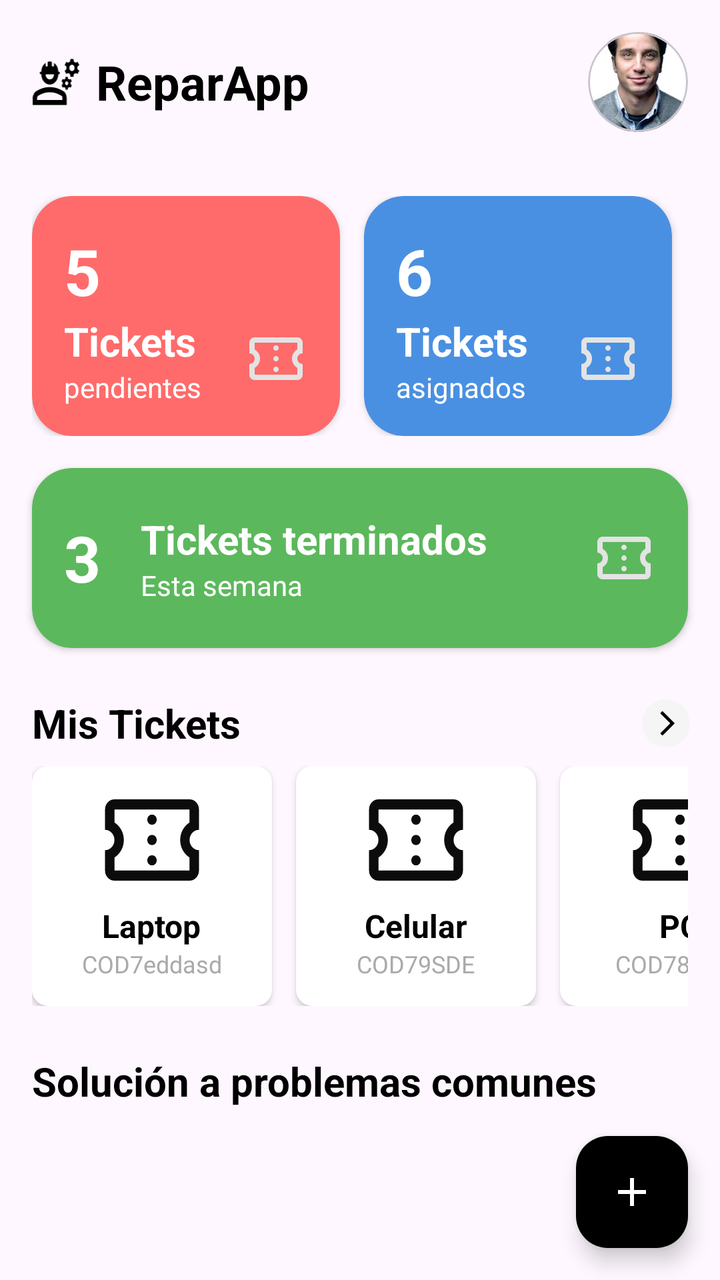
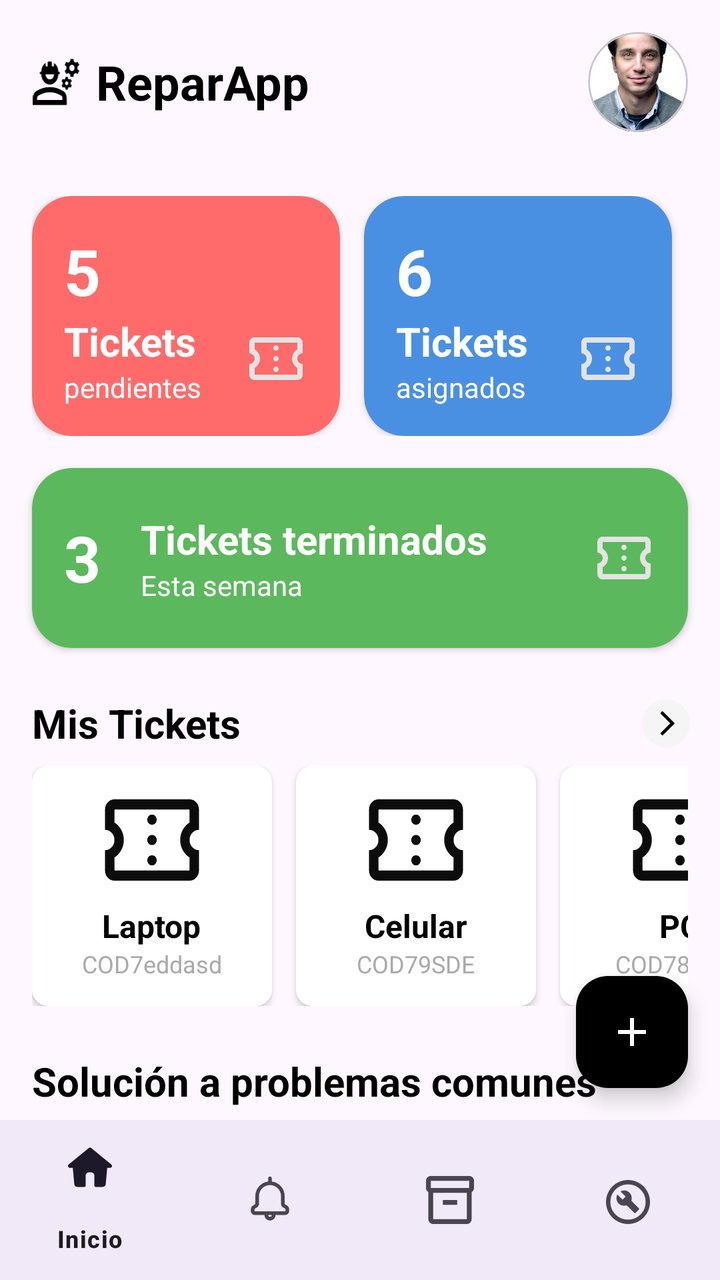

Two renders of the same Android screen: before a commit and after it. Below are the layout's source before the change and the commit's diff.
<!-- AndroidManifest.xml: application theme Theme.ReparApp -->
<!-- res/layout/fragment_home_technical.xml -->
<?xml version="1.0" encoding="utf-8"?>
<androidx.constraintlayout.widget.ConstraintLayout xmlns:android="http://schemas.android.com/apk/res/android"
    android:layout_width="match_parent"
    android:layout_height="match_parent"
    xmlns:app="http://schemas.android.com/apk/res-auto"
    xmlns:tools="http://schemas.android.com/tools">

    <LinearLayout
        android:id="@+id/headerLayout"
        android:layout_width="0dp"
        android:layout_height="wrap_content"
        android:orientation="horizontal"
        android:padding="16dp"
        android:gravity="center_vertical"
        app:layout_constraintTop_toTopOf="parent"
        app:layout_constraintStart_toStartOf="parent"
        app:layout_constraintEnd_toEndOf="parent">

        <ImageView
            android:layout_width="24dp"
            android:layout_height="24dp"
            android:src="@drawable/ic_user_group"
            android:contentDescription="@string/user_group" />

        <TextView
            android:layout_width="wrap_content"
            android:layout_height="wrap_content"
            android:text="@string/home"
            android:textColor="@android:color/black"
            android:textSize="24sp"
            android:textStyle="bold"
            android:layout_marginStart="8dp" />

        <View
            android:layout_width="0dp"
            android:layout_height="0dp"
            android:layout_weight="1"/>

        <com.google.android.material.card.MaterialCardView
            android:id="@+id/btn_perfil_tecnico"
            android:layout_width="50dp"
            android:layout_height="50dp"
            app:cardCornerRadius="40dp">
            <ImageView
                android:layout_width="match_parent"
                android:layout_height="match_parent"
                android:scaleType="centerCrop"
                android:src="@drawable/person_perfil"
                android:contentDescription="@string/user_group" />
        </com.google.android.material.card.MaterialCardView>

    </LinearLayout>

    <LinearLayout
        android:id="@+id/ticketSummaryLayout"
        android:layout_width="0dp"
        android:layout_height="wrap_content"
        android:orientation="horizontal"
        android:layout_marginTop="16dp"
        android:paddingStart="16dp"
        android:paddingEnd="16dp"
        app:layout_constraintTop_toBottomOf="@id/headerLayout"
        app:layout_constraintStart_toStartOf="parent"
        app:layout_constraintEnd_toEndOf="parent">

        <androidx.cardview.widget.CardView
            android:layout_width="0dp"
            android:layout_height="120dp"
            android:layout_weight="1"
            android:layout_marginEnd="8dp"
            app:cardCornerRadius="20dp"
            app:cardElevation="2dp"
            app:cardBackgroundColor="#FF6B6B">

            <LinearLayout
                android:layout_width="match_parent"
                android:layout_height="match_parent"
                android:orientation="vertical"
                android:gravity="center_vertical"
                android:padding="16dp">

                <TextView
                    android:layout_width="wrap_content"
                    android:layout_height="wrap_content"
                    android:text="5"
                    android:textColor="@android:color/white"
                    android:textSize="32sp"
                    android:textStyle="bold" />

                <LinearLayout
                    android:layout_width="match_parent"
                    android:layout_height="wrap_content"
                    android:orientation="horizontal"
                    android:gravity="center_vertical">
                    <LinearLayout
                        android:layout_width="0dp"
                        android:layout_height="wrap_content"
                        android:orientation="vertical"
                        android:layout_weight="1"
                        >
                        <TextView
                            android:layout_width="wrap_content"
                            android:layout_height="wrap_content"
                            android:text="@string/tickets"
                            android:textColor="@android:color/white"
                            android:textSize="20sp"
                            android:textStyle="bold"
                            />
                        <TextView
                            android:layout_width="wrap_content"
                            android:layout_height="wrap_content"
                            android:text="@string/pendientes"
                            android:textColor="@android:color/white"
                            android:textSize="14sp" />

                    </LinearLayout>

                    <ImageView
                        android:layout_width="32dp"
                        android:layout_height="32dp"
                        android:src="@drawable/ic_ticket_while"
                        android:contentDescription="Ticket Icon" />
                </LinearLayout>

            </LinearLayout>
        </androidx.cardview.widget.CardView>

        <androidx.cardview.widget.CardView
            android:layout_width="0dp"
            android:layout_height="120dp"
            android:layout_weight="1"
            android:layout_marginStart="4dp"
            android:layout_marginEnd="8dp"
            app:cardCornerRadius="20dp"
            app:cardElevation="2dp"
            app:cardBackgroundColor="#4A90E2">

            <LinearLayout
                android:layout_width="match_parent"
                android:layout_height="match_parent"
                android:orientation="vertical"
                android:gravity="center_vertical"
                android:padding="16dp">

                <TextView
                    android:layout_width="wrap_content"
                    android:layout_height="wrap_content"
                    android:text="6"
                    android:textColor="@android:color/white"
                    android:textSize="32sp"
                    android:textStyle="bold" />

                <LinearLayout
                    android:layout_width="match_parent"
                    android:layout_height="wrap_content"
                    android:orientation="horizontal"
                    android:gravity="center_vertical">
                    <LinearLayout
                        android:layout_width="0dp"
                        android:layout_height="wrap_content"
                        android:orientation="vertical"
                        android:layout_weight="1"
                        >
                        <TextView
                            android:layout_width="wrap_content"
                            android:layout_height="wrap_content"
                            android:text="@string/tickets"
                            android:textColor="@android:color/white"
                            android:textSize="20sp"
                            android:textStyle="bold"
                            />
                        <TextView
                            android:layout_width="wrap_content"
                            android:layout_height="wrap_content"
                            android:text="@string/asignados"
                            android:textColor="@android:color/white"
                            android:textSize="14sp" />

                    </LinearLayout>

                    <ImageView
                        android:layout_width="32dp"
                        android:layout_height="32dp"
                        android:src="@drawable/ic_ticket_while"
                        android:contentDescription="Ticket Icon" />
                </LinearLayout>

            </LinearLayout>
        </androidx.cardview.widget.CardView>
    </LinearLayout>

    <androidx.cardview.widget.CardView
        android:id="@+id/cardTicketsTerminados"
        android:layout_width="0dp"
        android:layout_height="90dp"
        android:layout_marginTop="16dp"
        android:layout_marginStart="16dp"
        android:layout_marginEnd="16dp"
        app:cardCornerRadius="20dp"
        app:cardElevation="2dp"
        app:cardBackgroundColor="#5CB85C"
        app:layout_constraintTop_toBottomOf="@id/ticketSummaryLayout"
        app:layout_constraintStart_toStartOf="parent"
        app:layout_constraintEnd_toEndOf="parent">

        <LinearLayout
            android:layout_width="match_parent"
            android:layout_height="match_parent"
            android:orientation="horizontal"
            android:gravity="center_vertical"
            android:padding="16dp">

            <TextView
                android:layout_width="wrap_content"
                android:layout_height="wrap_content"
                android:text="3"
                android:textColor="@android:color/white"
                android:textSize="32sp"
                android:textStyle="bold" />

            <LinearLayout
                android:layout_width="match_parent"
                android:layout_height="wrap_content"
                android:orientation="horizontal"
                android:gravity="center_vertical">
                <LinearLayout
                    android:layout_width="0dp"
                    android:layout_height="wrap_content"
                    android:orientation="vertical"
                    android:layout_weight="1"
                    android:layout_marginStart="20dp"
                    >
                    <TextView
                        android:layout_width="match_parent"
                        android:layout_height="wrap_content"
                        android:text="@string/ticketsF"
                        android:textColor="@color/white"
                        android:textSize="20sp"
                        android:textStyle="bold"
                        />
                    <TextView
                        android:layout_width="match_parent"
                        android:layout_height="wrap_content"
                        android:text="@string/semana"
                        android:textColor="@color/white"
                        android:textSize="14sp" />

                </LinearLayout>

                <ImageView
                    android:layout_width="32dp"
                    android:layout_height="32dp"
                    android:src="@drawable/ic_ticket_while"
                    android:contentDescription="Ticket Icon" />
            </LinearLayout>

        </LinearLayout>
    </androidx.cardview.widget.CardView>

    <TextView
        android:id="@+id/misTicketsTitle"
        android:layout_width="wrap_content"
        android:layout_height="wrap_content"
        android:text="@string/mis_tickets"
        android:textColor="@android:color/black"
        android:textSize="20sp"
        android:textStyle="bold"
        android:layout_marginStart="16dp"
        android:layout_marginTop="24dp"
        app:layout_constraintTop_toBottomOf="@id/cardTicketsTerminados"
        app:layout_constraintStart_toStartOf="parent" />

    <ImageView
        android:layout_width="24dp"
        android:layout_height="24dp"
        android:src="@drawable/ic_arrow_right_png"
        android:contentDescription="@string/see_all"
        android:layout_marginEnd="15dp"
        app:layout_constraintTop_toTopOf="@id/misTicketsTitle"
        app:layout_constraintBottom_toBottomOf="@id/misTicketsTitle"
        app:layout_constraintEnd_toEndOf="parent"/>

    <HorizontalScrollView
        android:id="@+id/misTicketsScrollView"
        android:layout_width="0dp"
        android:layout_height="wrap_content"
        android:layout_marginTop="8dp"
        android:paddingStart="16dp"
        android:paddingEnd="16dp"
        android:scrollbars="none"
        app:layout_constraintTop_toBottomOf="@id/misTicketsTitle"
        app:layout_constraintStart_toStartOf="parent"
        app:layout_constraintEnd_toEndOf="parent">

        <LinearLayout
            android:layout_width="wrap_content"
            android:layout_height="wrap_content"
            android:orientation="horizontal">

            <androidx.cardview.widget.CardView
                android:layout_width="120dp"
                android:layout_height="120dp"
                android:layout_marginEnd="12dp"
                app:cardCornerRadius="8dp"
                app:cardElevation="2dp"
                app:cardBackgroundColor="@android:color/white">

                <LinearLayout
                    android:layout_width="match_parent"
                    android:layout_height="match_parent"
                    android:orientation="vertical"
                    android:gravity="center"
                    android:padding="8dp">

                    <ImageView
                        android:layout_width="48dp"
                        android:layout_height="48dp"
                        android:src="@drawable/ic_ticket_black"
                        android:contentDescription="@string/ticket_icon" />

                    <TextView
                        android:layout_width="wrap_content"
                        android:layout_height="wrap_content"
                        android:text="Laptop"
                        android:textColor="@android:color/black"
                        android:textSize="16sp"
                        android:textStyle="bold"
                        android:layout_marginTop="8dp" />

                    <TextView
                        android:layout_width="wrap_content"
                        android:layout_height="wrap_content"
                        android:text="COD7eddasd"
                        android:textColor="@android:color/darker_gray"
                        android:textSize="12sp" />

                </LinearLayout>
            </androidx.cardview.widget.CardView>

            <androidx.cardview.widget.CardView
                android:layout_width="120dp"
                android:layout_height="120dp"
                android:layout_marginEnd="12dp"
                app:cardCornerRadius="8dp"
                app:cardElevation="2dp"
                app:cardBackgroundColor="@android:color/white">

                <LinearLayout
                    android:layout_width="match_parent"
                    android:layout_height="match_parent"
                    android:orientation="vertical"
                    android:gravity="center"
                    android:padding="8dp">

                    <ImageView
                        android:layout_width="48dp"
                        android:layout_height="48dp"
                        android:src="@drawable/ic_ticket_black"
                        android:contentDescription="Ticket Icon" />

                    <TextView
                        android:layout_width="wrap_content"
                        android:layout_height="wrap_content"
                        android:text="Celular"
                        android:textColor="@android:color/black"
                        android:textSize="16sp"
                        android:textStyle="bold"
                        android:layout_marginTop="8dp" />

                    <TextView
                        android:layout_width="wrap_content"
                        android:layout_height="wrap_content"
                        android:text="COD79SDE"
                        android:textColor="@android:color/darker_gray"
                        android:textSize="12sp" />

                </LinearLayout>
            </androidx.cardview.widget.CardView>

            <androidx.cardview.widget.CardView
                android:layout_width="120dp"
                android:layout_height="120dp"
                app:cardCornerRadius="8dp"
                app:cardElevation="2dp"
                app:cardBackgroundColor="@android:color/white">

                <LinearLayout
                    android:layout_width="match_parent"
                    android:layout_height="match_parent"
                    android:orientation="vertical"
                    android:gravity="center"
                    android:padding="8dp">

                    <ImageView
                        android:layout_width="48dp"
                        android:layout_height="48dp"
                        android:src="@drawable/ic_ticket_black"
                        android:contentDescription="Ticket Icon" />

                    <TextView
                        android:layout_width="wrap_content"
                        android:layout_height="wrap_content"
                        android:text="PC"
                        android:textColor="@android:color/black"
                        android:textSize="16sp"
                        android:textStyle="bold"
                        android:layout_marginTop="8dp" />

                    <TextView
                        android:layout_width="wrap_content"
                        android:layout_height="wrap_content"
                        android:text="COD787TES"
                        android:textColor="@android:color/darker_gray"
                        android:textSize="12sp" />

                </LinearLayout>
            </androidx.cardview.widget.CardView>

        </LinearLayout>
    </HorizontalScrollView>

    <TextView
        android:id="@+id/baseConocimientoTitle"
        android:layout_width="wrap_content"
        android:layout_height="wrap_content"
        android:text="@string/base_de_conocimiento"
        android:textColor="@android:color/black"
        android:textSize="20sp"
        android:textStyle="bold"
        android:layout_marginStart="16dp"
        android:layout_marginTop="24dp"
        app:layout_constraintTop_toBottomOf="@id/misTicketsScrollView"
        app:layout_constraintStart_toStartOf="parent" />

    <androidx.recyclerview.widget.RecyclerView
        android:id="@+id/recyclerHomeUserKnowledge"
        android:layout_width="0dp"
        android:layout_height="wrap_content"
        android:layout_marginTop="8dp"
        android:paddingStart="16dp"
        android:paddingEnd="16dp"
        android:scrollbars="none"
        tools:listitem="@layout/item_knowledge_card"
        tools:layoutManager="LinearLayoutManager"
        tools:orientation="horizontal"
        app:layout_constraintTop_toBottomOf="@id/baseConocimientoTitle"
        app:layout_constraintStart_toStartOf="parent"
        app:layout_constraintEnd_toEndOf="parent"/>

    <com.google.android.material.floatingactionbutton.FloatingActionButton
        android:layout_width="wrap_content"
        android:layout_height="wrap_content"
        android:id="@+id/fabAdd"
        android:layout_margin="16dp"
        android:src="@drawable/ic_add_white"
        app:backgroundTint="@android:color/black"
        app:tint="@android:color/white"
        app:fabSize="normal"
        app:layout_constraintEnd_toEndOf="parent"
        app:layout_constraintBottom_toBottomOf="parent" />


</androidx.constraintlayout.widget.ConstraintLayout>
<!-- res/layout/item_knowledge_card.xml (included above) -->
<?xml version="1.0" encoding="utf-8"?>
<androidx.constraintlayout.widget.ConstraintLayout xmlns:android="http://schemas.android.com/apk/res/android"
    android:layout_width="match_parent"
    android:layout_height="wrap_content"
    xmlns:app="http://schemas.android.com/apk/res-auto">

    <com.google.android.material.card.MaterialCardView
        android:layout_width="match_parent"
        android:layout_height="wrap_content"
        android:layout_marginHorizontal="8dp"
        android:layout_marginVertical="16dp"
        app:layout_constraintTop_toTopOf="parent">
       <LinearLayout
           android:layout_width="match_parent"
           android:layout_height="wrap_content"
           android:gravity="start|center"
           android:padding="10dp"
           android:orientation="vertical">

          <LinearLayout
              android:layout_width="match_parent"
              android:layout_height="50dp"
              android:orientation="horizontal">
              <TextView
                  android:id="@+id/textViewTitle"
                  android:layout_width="wrap_content"
                  android:layout_height="match_parent"
                  android:layout_weight="1"
                  android:gravity="start|center"
                  android:text="Pantalla rota de iphone 15"
                  android:textAppearance="?attr/textAppearanceHeadline6"/>

              <ImageView
                  android:id="@+id/imageViewArrow"
                  android:layout_width="50dp"
                  android:layout_height="50dp"
                  android:src="@drawable/ic_arrow_right_png"/>
          </LinearLayout>

           <TextView
               android:id="@+id/textViewDate"
               android:layout_width="wrap_content"
               android:layout_height="wrap_content"
               android:layout_marginTop="8dp"
               android:text="18 de Marzo del 2025"
               android:textSize="17sp"
               android:textAppearance="?attr/textAppearanceBody2"
               android:textColor="?android:attr/textColorSecondary" />

           <TextView
               android:id="@+id/textViewDescription"
               android:layout_width="wrap_content"
               android:layout_height="wrap_content"
               android:layout_marginTop="16dp"
               android:text="Para el cambio de pantalla de este modelo, debemos consultar con la guía específica ..."
               android:textAppearance="?attr/textAppearanceBody1" />

           <TextView
               android:id="@+id/textViewTechnician"
               android:layout_width="wrap_content"
               android:layout_height="wrap_content"
               android:layout_marginTop="16dp"
               android:text="Tec. Quezada Chorres"
               android:textSize="15sp"
               android:textAppearance="?attr/textAppearanceCaption" />
       </LinearLayout>
    </com.google.android.material.card.MaterialCardView>
</androidx.constraintlayout.widget.ConstraintLayout>
<!-- resources referenced by this layout -->
<resources>
  <color name="white">#FFFFFFFF</color>
  <!-- drawable ic_add_white (drawable) -->
  <vector xmlns:android="http://schemas.android.com/apk/res/android"
      android:width="35dp"
      android:height="35dp"
      android:viewportWidth="35"
      android:viewportHeight="35">
    <path
        android:pathData="M16.042,18.958H7.292V16.042H16.042V7.292H18.958V16.042H27.708V18.958H18.958V27.708H16.042V18.958Z"
        android:fillColor="#FEF7FF"/>
  </vector>
  <!-- drawable ic_arrow_right_png (drawable) -->
  <vector xmlns:android="http://schemas.android.com/apk/res/android"
      android:width="20dp"
      android:height="20dp"
      android:viewportWidth="20"
      android:viewportHeight="20">
    <path
        android:pathData="M10,10m-10,0a10,10 0,1 1,20 0a10,10 0,1 1,-20 0"
        android:fillColor="#F5F5F5"/>
    <path
        android:pathData="M11.776,9.999L7.79,6.013C7.676,5.899 7.676,5.714 7.79,5.6L8.326,5.064C8.44,4.95 8.624,4.95 8.738,5.064L13.467,9.793C13.581,9.907 13.581,10.091 13.467,10.205L8.738,14.934C8.624,15.048 8.44,15.048 8.326,14.934L7.79,14.398C7.676,14.284 7.676,14.099 7.79,13.985L11.776,9.999Z"
        android:fillColor="#000000"/>
  </vector>
  <!-- drawable ic_ticket_while (drawable) -->
  <vector xmlns:android="http://schemas.android.com/apk/res/android"
      android:width="24dp"
      android:height="24dp"
      android:viewportWidth="24"
      android:viewportHeight="24">
    <path
        android:pathData="M12,17C12.283,17 12.521,16.904 12.712,16.712C12.904,16.521 13,16.283 13,16C13,15.717 12.904,15.479 12.712,15.288C12.521,15.096 12.283,15 12,15C11.717,15 11.479,15.096 11.288,15.288C11.096,15.479 11,15.717 11,16C11,16.283 11.096,16.521 11.288,16.712C11.479,16.904 11.717,17 12,17ZM12,13C12.283,13 12.521,12.904 12.712,12.712C12.904,12.521 13,12.283 13,12C13,11.717 12.904,11.479 12.712,11.288C12.521,11.096 12.283,11 12,11C11.717,11 11.479,11.096 11.288,11.288C11.096,11.479 11,11.717 11,12C11,12.283 11.096,12.521 11.288,12.712C11.479,12.904 11.717,13 12,13ZM12,9C12.283,9 12.521,8.904 12.712,8.712C12.904,8.521 13,8.283 13,8C13,7.717 12.904,7.479 12.712,7.287C12.521,7.096 12.283,7 12,7C11.717,7 11.479,7.096 11.288,7.287C11.096,7.479 11,7.717 11,8C11,8.283 11.096,8.521 11.288,8.712C11.479,8.904 11.717,9 12,9ZM20,20H4C3.45,20 2.979,19.804 2.588,19.413C2.196,19.021 2,18.55 2,18V14C2.55,14 3.021,13.804 3.412,13.413C3.804,13.021 4,12.55 4,12C4,11.45 3.804,10.979 3.412,10.587C3.021,10.196 2.55,10 2,10V6C2,5.45 2.196,4.979 2.588,4.588C2.979,4.196 3.45,4 4,4H20C20.55,4 21.021,4.196 21.413,4.588C21.804,4.979 22,5.45 22,6V10C21.45,10 20.979,10.196 20.587,10.587C20.196,10.979 20,11.45 20,12C20,12.55 20.196,13.021 20.587,13.413C20.979,13.804 21.45,14 22,14V18C22,18.55 21.804,19.021 21.413,19.413C21.021,19.804 20.55,20 20,20ZM20,18V15.45C19.383,15.083 18.896,14.596 18.538,13.988C18.179,13.379 18,12.717 18,12C18,11.283 18.179,10.621 18.538,10.012C18.896,9.404 19.383,8.917 20,8.55V6H4V8.55C4.617,8.917 5.104,9.404 5.463,10.012C5.821,10.621 6,11.283 6,12C6,12.717 5.821,13.379 5.463,13.988C5.104,14.596 4.617,15.083 4,15.45V18H20Z"
        android:fillColor="#E3E3E3"/>
  </vector>
  <!-- drawable ic_user_group: vector/xml drawable (drawable, 4209 chars, omitted) -->
  <!-- drawable person_perfil: png bitmap (drawable, 66866 bytes) -->
  <string name="asignados">asignados hoy</string>
  <string name="base_de_conocimiento">Solución a problemas comunes</string>
  <string name="home">ReparApp</string>
  <string name="mis_tickets">Mis Tickets</string>
  <string name="pendientes">pendientes\n</string>
  <string name="see_all">See all</string>
  <string name="semana">Esta semana</string>
  <string name="ticket_icon">Ticket Icon</string>
  <string name="tickets">Tickets</string>
  <string name="ticketsF">Tickets terminados</string>
  <string name="user_group">User Group</string>
  <style name="Theme.ReparApp" parent="Base.Theme.ReparApp" />
  <style name="Base.Theme.ReparApp" parent="Theme.Material3.DayNight.NoActionBar">
          
          
      </style>
  <!-- unchanged entries left out for length: 1 -->
</resources>

<!-- the commit's change to res/layout/fragment_home_technical.xml (unified diff, before → after) -->
@@ -457,7 +457,17 @@
         app:tint="@android:color/white"
         app:fabSize="normal"
         app:layout_constraintEnd_toEndOf="parent"
-        app:layout_constraintBottom_toBottomOf="parent" />
+        app:layout_constraintBottom_toTopOf="@+id/bottomNavigationView" />
+
+    <com.google.android.material.bottomnavigation.BottomNavigationView
+        android:id="@+id/bottomNavigationView"
+        android:layout_width="0dp"
+        android:layout_height="wrap_content"
+        app:menu="@menu/menu"
+        android:background="?android:attr/windowBackground"
+        app:layout_constraintBottom_toBottomOf="parent"
+        app:layout_constraintStart_toStartOf="parent"
+        app:layout_constraintEnd_toEndOf="parent" />
 
 
 </androidx.constraintlayout.widget.ConstraintLayout>
